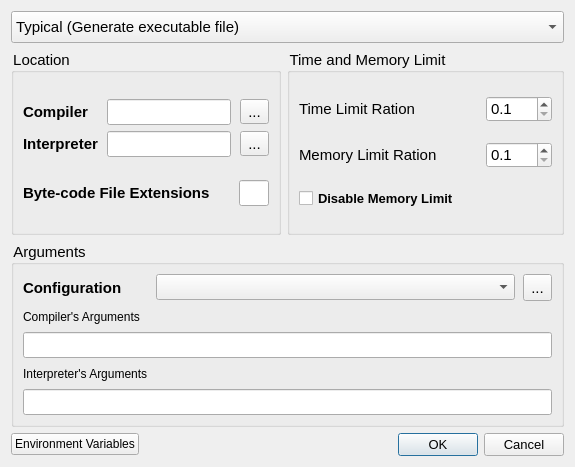
Old version of the form forms/advancedcompilersettingsdialog.ui in the repository Project-LemonLime/Project_LemonLime.
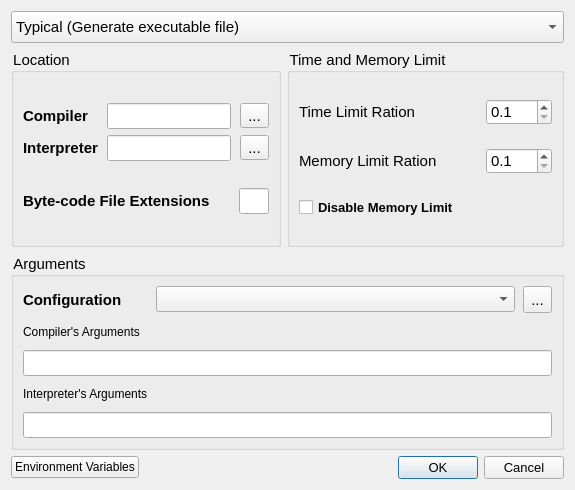
New version of the form. Icons and pictures are not drawn.

Patch:
```diff
--- a/forms/advancedcompilersettingsdialog.ui
+++ b/forms/advancedcompilersettingsdialog.ui
@@ -7,7 +7,7 @@
     <x>0</x>
     <y>0</y>
     <width>575</width>
-    <height>467</height>
+    <height>490</height>
    </rect>
   </property>
   <property name="minimumSize">
```
Left out of the diff: 7 changed lines with no effect on the pictures.
